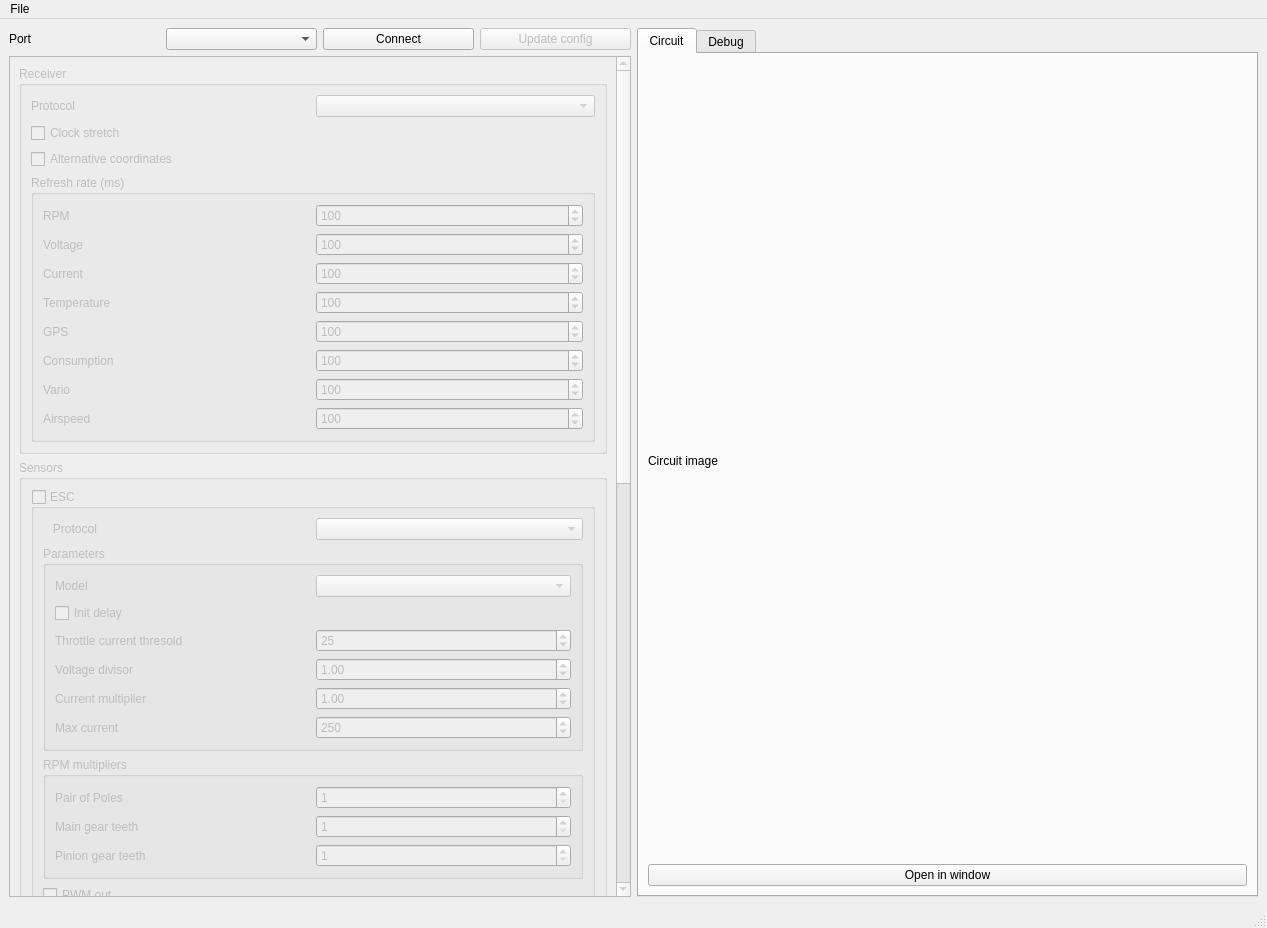
Qt form msrc_gui/mainwindow.ui (dgatf/msrc) before a commit.
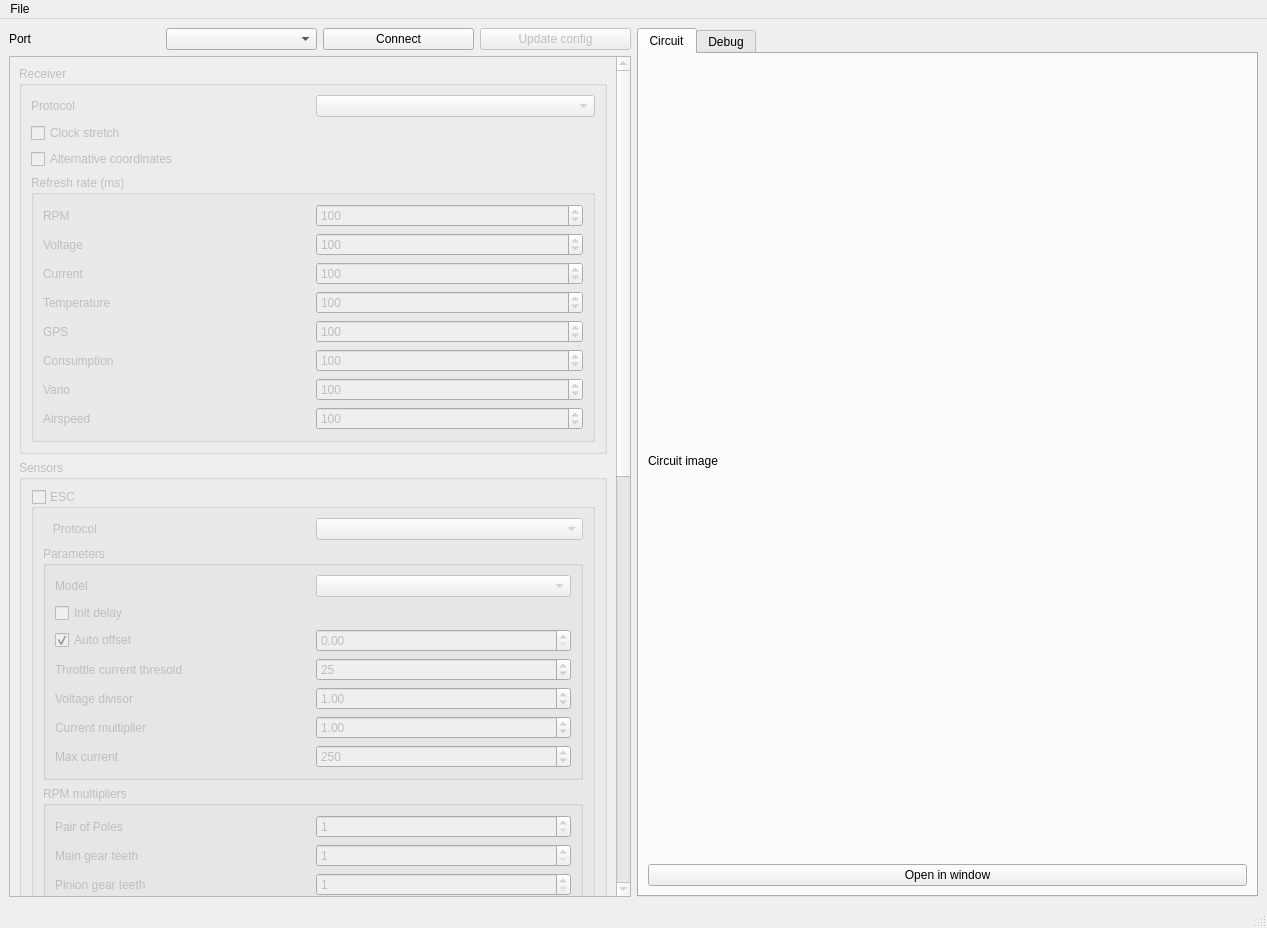
The same form after that commit. Icons and pictures are not drawn.

Commit message: Hw4 current offset manual

The edit to the form file:
```diff
--- a/msrc_gui/mainwindow.ui
+++ b/msrc_gui/mainwindow.ui
@@ -74,7 +74,7 @@
              <x>0</x>
              <y>0</y>
              <width>603</width>
-             <height>1807</height>
+             <height>1839</height>
             </rect>
            </property>
            <layout class="QVBoxLayout" name="verticalLayout">
@@ -328,38 +328,31 @@
                      <string>Parameters</string>
                     </property>
                     <layout class="QGridLayout" name="gridLayout_15">
+                     <item row="0" column="0">
+                      <widget class="QLabel" name="label_15">
+                       <property name="text">
+                        <string>Model</string>
+                       </property>
+                      </widget>
+                     </item>
+                     <item row="0" column="1">
+                      <widget class="QComboBox" name="cbEscModel"/>
+                     </item>
                      <item row="3" column="0">
-                      <widget class="QLabel" name="label_10">
-                       <property name="text">
-                        <string>Voltage divisor</string>
-                       </property>
-                      </widget>
-                     </item>
-                     <item row="4" column="1">
-                      <widget class="QDoubleSpinBox" name="sbCurrentMultiplier">
-                       <property name="maximum">
-                        <double>1000.000000000000000</double>
-                       </property>
-                       <property name="value">
-                        <double>1.000000000000000</double>
-                       </property>
-                      </widget>
-                     </item>
-                     <item row="2" column="0">
                       <widget class="QLabel" name="label_9">
                        <property name="text">
                         <string>Throttle current thresold</string>
                        </property>
                       </widget>
                      </item>
-                     <item row="1" column="0">
-                      <widget class="QCheckBox" name="cbInitDelay">
+                     <item row="4" column="0">
+                      <widget class="QLabel" name="label_10">
                        <property name="text">
-                        <string>Init delay</string>
+                        <string>Voltage divisor</string>
                        </property>
                       </widget>
                      </item>
-                     <item row="5" column="1">
+                     <item row="6" column="1">
                       <widget class="QSpinBox" name="sbCurrentMax">
                        <property name="maximum">
                         <number>1000</number>
@@ -370,33 +363,6 @@
                       </widget>
                      </item>
                      <item row="3" column="1">
-                      <widget class="QDoubleSpinBox" name="sbVoltageDivisor">
-                       <property name="maximum">
-                        <double>1000.000000000000000</double>
-                       </property>
-                       <property name="value">
-                        <double>1.000000000000000</double>
-                       </property>
-                      </widget>
-                     </item>
-                     <item row="4" column="0">
-                      <widget class="QLabel" name="label_11">
-                       <property name="text">
-                        <string>Current multiplier</string>
-                       </property>
-                      </widget>
-                     </item>
-                     <item row="0" column="0">
-                      <widget class="QLabel" name="label_15">
-                       <property name="text">
-                        <string>Model</string>
-                       </property>
-                      </widget>
-                     </item>
-                     <item row="0" column="1">
-                      <widget class="QComboBox" name="cbEscModel"/>
-                     </item>
-                     <item row="2" column="1">
                       <widget class="QSpinBox" name="sbCurrentThresold">
                        <property name="maximum">
                         <number>100</number>
@@ -407,12 +373,66 @@
                       </widget>
                      </item>
                      <item row="5" column="0">
+                      <widget class="QLabel" name="label_11">
+                       <property name="text">
+                        <string>Current multiplier</string>
+                       </property>
+                      </widget>
+                     </item>
+                     <item row="6" column="0">
                       <widget class="QLabel" name="label_14">
                        <property name="text">
                         <string>Max current</string>
                        </property>
                       </widget>
                      </item>
+                     <item row="4" column="1">
+                      <widget class="QDoubleSpinBox" name="sbVoltageDivisor">
+                       <property name="maximum">
+                        <double>1000.000000000000000</double>
+                       </property>
+                       <property name="value">
+                        <double>1.000000000000000</double>
+                       </property>
+                      </widget>
+                     </item>
+                     <item row="5" column="1">
+                      <widget class="QDoubleSpinBox" name="sbCurrentMultiplier">
+                       <property name="maximum">
+                        <double>1000.000000000000000</double>
+                       </property>
+                       <property name="value">
+                        <double>1.000000000000000</double>
+                       </property>
+                      </widget>
+                     </item>
+                     <item row="1" column="0">
+                      <widget class="QCheckBox" name="cbInitDelay">
+                       <property name="text">
+                        <string>Init delay</string>
+                       </property>
+                      </widget>
+                     </item>
+                     <item row="2" column="0">
+                      <widget class="QCheckBox" name="cbEscAutoOffset">
+                       <property name="text">
+                        <string>Auto offset</string>
+                       </property>
+                       <property name="checked">
+                        <bool>true</bool>
+                       </property>
+                      </widget>
+                     </item>
+                     <item row="2" column="1">
+                      <widget class="QDoubleSpinBox" name="sbEscOffset">
+                       <property name="suffix">
+                        <string/>
+                       </property>
+                       <property name="maximum">
+                        <double>1000.000000000000000</double>
+                       </property>
+                      </widget>
+                     </item>
                     </layout>
                    </widget>
                   </item>
```
The commit also changes 19 other files.
